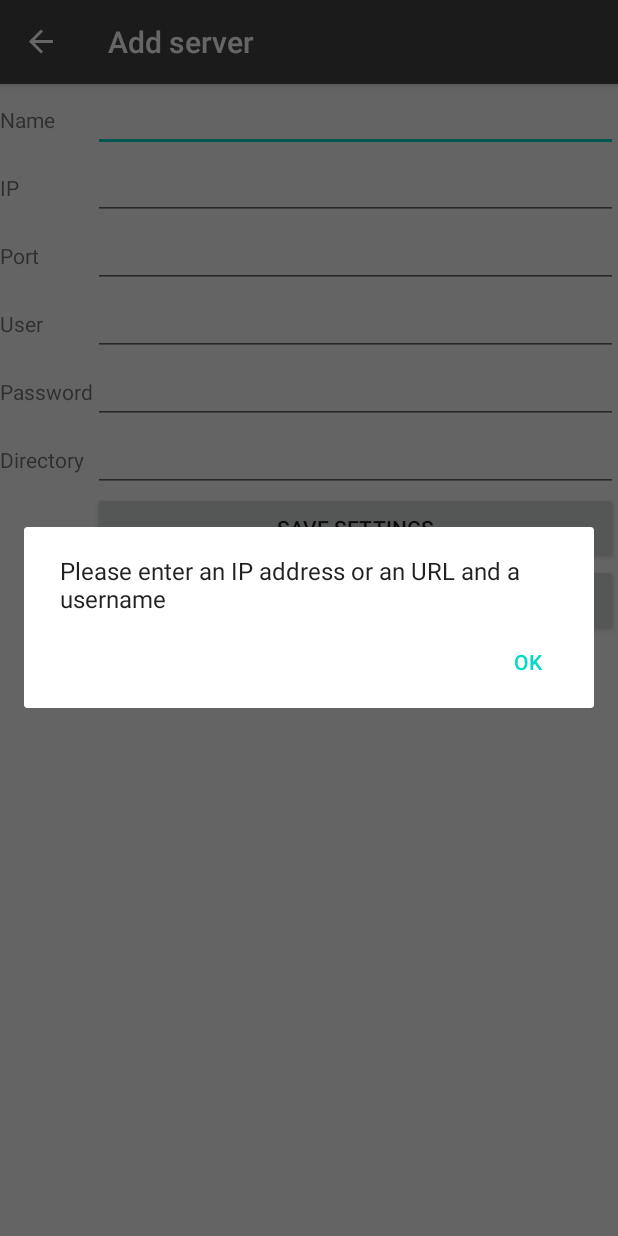
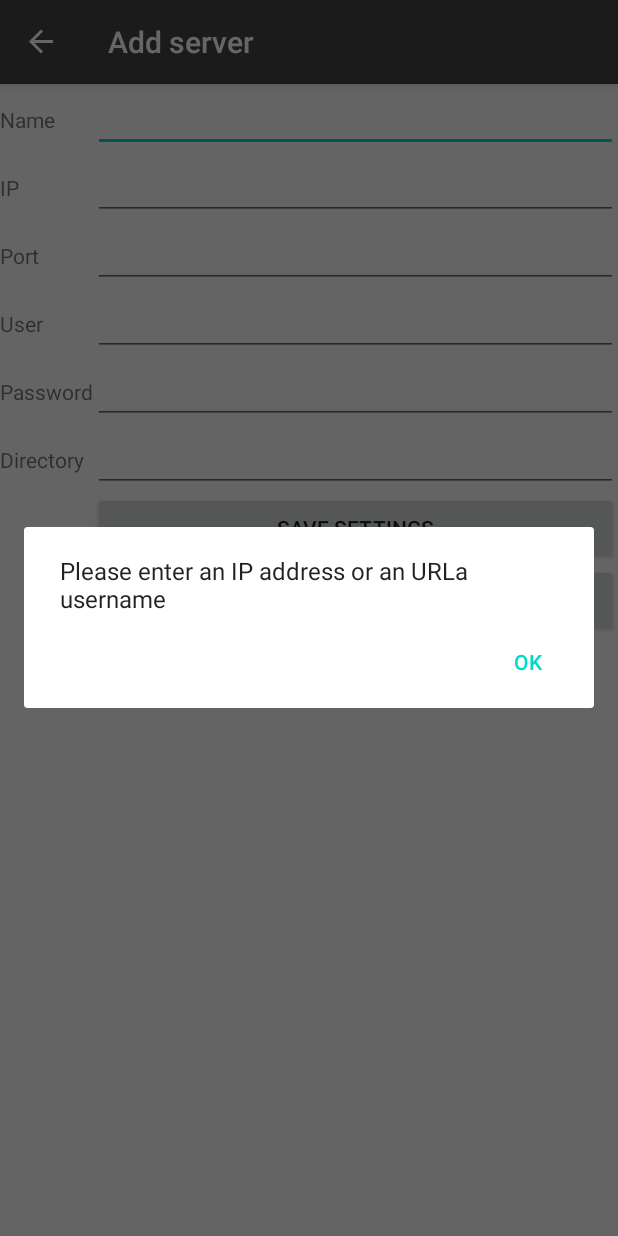
Before and after one commit to Ulf-vom-Mond/FTP_Gallery, an Android app: the serverSettings screen opened through its navigation route, after a tap on "SAVE SETTINGS", on a phone screen of 412 x 824 dp. Run offline under Robolectric (Android 15) with nearby library versions, the phone set to English and light mode, and no system bars; our stand-ins replace navigation-ui.

Commit message:
you can now delete a connection

```diff
--- a/app/src/main/java/com/noah/ftpgallery/EmptyServerSettingDialog.java
+++ b/app/src/main/java/com/noah/ftpgallery/EmptyServerSettingDialog.java
@@ -14,14 +14,21 @@ public class EmptyServerSettingDialog extends DialogFragment {
         AlertDialog.Builder builder = new AlertDialog.Builder(getActivity());
         String tag = getTag();
         String message = "Please enter ";
-        if (tag.contains("ipAddress")) {
+        if (tag.contains("ipaddress")) {
             message = message + "an IP address or an URL";
         }
         if (tag.contains("username")) {
-            if (message.length() > 20) {
+            if (tag.contains("ipAddress")) {
                 message = message + " and a username";
             }else {
                 message = message + "a username";
+            }
+        }
+        if (tag.contains("samename")) {
+            if (tag.contains("ipaddress") || tag.contains("username")) {
+                message = message + "\nAlso, please use a name that doesn't already exist";
+            }else {
+                message = "Please use a name that doesn't already exist";
             }
         }
         builder.setMessage(message)
--- a/app/src/main/java/com/noah/ftpgallery/MainActivity.java
+++ b/app/src/main/java/com/noah/ftpgallery/MainActivity.java
@@ -113,7 +113,7 @@ public class MainActivity extends AppCompatActivity implements serverSettings.Co
 				i.printStackTrace();
 			}
 		}
-		ArrayList<Connection> connectionSettings = new ArrayList<Connection>();
+		ArrayList<Connection> connectionSettings = new ArrayList<>();
 		try {
 			FileInputStream fileIn = new FileInputStream(getFilesDir() + "/connectionSettings.ser");
 			ObjectInputStream in = new ObjectInputStream(fileIn);
--- a/app/src/main/java/com/noah/ftpgallery/serverSettings.java
+++ b/app/src/main/java/com/noah/ftpgallery/serverSettings.java
@@ -45,10 +45,9 @@ public class serverSettings extends Fragment implements View.OnClickListener {
     @Override
 	public View onCreateView(@NonNull LayoutInflater inflater, @Nullable ViewGroup container, @Nullable Bundle savedInstanceState) {
 		view = inflater.inflate(R.layout.server_settings_fragment, container, false);
-		Log.i("yeet", "bist du jetzt wirklich dran?");
 		Button saveSettings = (Button) view.findViewById(R.id.saveSettings);
 		saveSettings.setOnClickListener(this);
-		Button showLogs = (Button) view.findViewById(R.id.showLogs);
+		Button showLogs = (Button) view.findViewById(R.id.deleteConnection);
 		showLogs.setOnClickListener(this);
         connectionName = (EditText) view.findViewById(R.id.edit_name);
         ipAddress = (EditText) view.findViewById(R.id.edit_ip);
@@ -57,7 +56,6 @@ public class serverSettings extends Fragment implements View.OnClickListener {
         password = (EditText) view.findViewById(R.id.edit_password);
         standardDirectory = (EditText) view.findViewById(R.id.edit_directory);
 		String selectedServer = mCallback.getSelectedServer();
-		Log.i("yeet", "youuu sülüctäd le serve du " + selectedServer);
 		ArrayList<Connection> connectionSettings = readConnectionSettings();
 		if(!mCallback.getSelectedServer().equals("Add server")){  //
 			int i;
@@ -85,11 +83,10 @@ public class serverSettings extends Fragment implements View.OnClickListener {
 
 	@Override
 	public void onClick(View v) {
+		ArrayList<Connection> connectionSettings = readConnectionSettings();
     	breakpoint:
 		switch(v.getId()){
 			case R.id.saveSettings:
-                Log.i("yeet", "" + username.getText());
-				ArrayList<Connection> connectionSettings = readConnectionSettings();
 				String connectionName = this.connectionName.getText().toString();
 				String ipAddress = this.ipAddress.getText().toString();
 				String port = this.port.getText().toString();
@@ -100,17 +97,17 @@ public class serverSettings extends Fragment implements View.OnClickListener {
 				String tag = "";
 				if (connectionName == null || connectionName.length() == 0) {
 					//tag = tag + "connectionName ";
-					connectionName = "new connection";
+					connectionName = "connection " + connectionSettings.size();
 				}
 				if (ipAddress == null || ipAddress.length() == 0) {
-					tag = tag + "ipAddress ";
+					tag = tag + "ipaddress";
 				}
 				if (port == null || port.length() == 0) {
 					//tag = tag + "port ";
 					port = "21";
 				}
 				if (username == null || username.length() == 0) {
-					tag = tag + "username ";
+					tag = tag + "username";
 				}
 				if (password == null || password.length() == 0) {
 					//tag = tag + "password ";
@@ -121,10 +118,17 @@ public class serverSettings extends Fragment implements View.OnClickListener {
 					standardDirectory = "/";
 				}
 
+				end:
+				for (int i = 0; i < connectionSettings.size(); i++) {
+					if (connectionSettings.get(i).getConnectionName().equals(connectionName)) {
+						tag = tag + "samename";
+					}
+				}
+
 				if (tag.length() != 0) {
 					EmptyServerSettingDialog emptyServerSettingsDialog = new EmptyServerSettingDialog();
 					emptyServerSettingsDialog.show(getFragmentManager(), tag);
-					break breakpoint;
+					return;
 				}
 
                 if(mCallback.getSelectedServer().equals("Add server")){
@@ -140,23 +144,19 @@ public class serverSettings extends Fragment implements View.OnClickListener {
                 	connectionSettings.set(i, new Connection(connectionName, ipAddress, Integer.parseInt(port), username, password, standardDirectory));
                 	mCallback.getMainDrawerMenu().getItem(i + 1).setTitle(connectionSettings.get(i).getConnectionName());
 				}
-				try {
-					FileOutputStream fileOut = new FileOutputStream(getContext().getFilesDir() + "/connectionSettings.ser");
-					ObjectOutputStream out = new ObjectOutputStream(fileOut);
-					out.writeObject(connectionSettings);
-					out.close();
-					fileOut.close();
-					Log.i("yeet", "created and serialized empty arrayList");
-				} catch (IOException i) {
-					i.printStackTrace();
+				break;
+			case R.id.deleteConnection:
+				int i;
+				exit:
+				for (i = 0; i < connectionSettings.size(); i++){
+					if (connectionSettings.get(i).getConnectionName().equals(mCallback.getSelectedServer())) {break exit;}
 				}
-				Intent intent = new Intent(getContext(), MainActivity.class);
-				startActivity(intent);
-				break;
-			case R.id.showLogs:
-				Log.i("yeet", "show logs");
+				connectionSettings.remove(i);
 				break;
 		}
+		writeConnectionSettings(connectionSettings);
+		Intent intent = new Intent(getContext(), MainActivity.class);
+		startActivity(intent);
 	}
 
 	public interface Communication {
@@ -198,4 +198,16 @@ public class serverSettings extends Fragment implements View.OnClickListener {
 		}
 		return connectionSettings;
 	}
+
+	private void writeConnectionSettings(ArrayList<Connection> connectionSettings) {
+		try {
+			FileOutputStream fileOut = new FileOutputStream(getContext().getFilesDir() + "/connectionSettings.ser");
+			ObjectOutputStream out = new ObjectOutputStream(fileOut);
+			out.writeObject(connectionSettings);
+			out.close();
+			fileOut.close();
+		} catch (IOException i) {
+			i.printStackTrace();
+		}
+	}
 }
--- a/app/src/main/res/layout/server_settings_fragment.xml
+++ b/app/src/main/res/layout/server_settings_fragment.xml
@@ -131,7 +131,7 @@
 				android:id="@+id/saveSettings"
 				android:layout_width="wrap_content"
 				android:layout_height="wrap_content"
-				android:text="Save Settings" />
+				android:text="Save settings" />
 
 		</TableRow>
 
@@ -143,10 +143,10 @@
 				android:layout_height="wrap_content" />
 
 			<Button
-				android:id="@+id/showLogs"
+				android:id="@+id/deleteConnection"
 				android:layout_width="wrap_content"
 				android:layout_height="wrap_content"
-				android:text="Show server log" />
+				android:text="Delete connection" />
 
 		</TableRow>
 
```
